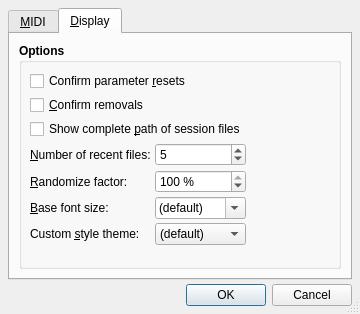
The window that src/qxgeditOptionsForm.ui (rncbc/qxgedit) describes before a commit, drawn with Qt 5.
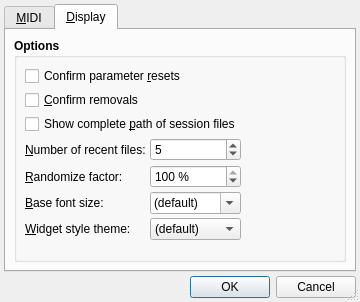
The same window after the commit. The open tabs and pages were chosen to show the change. Icons and pictures are not drawn.

Commit message: - In a glance, all GUI toolbox pages converted into tabs.

The edit to the form file:
```diff
--- a/src/qxgeditOptionsForm.ui
+++ b/src/qxgeditOptionsForm.ui
@@ -44,7 +44,7 @@
     <number>4</number>
    </property>
    <property name="margin">
-    <number>8</number>
+    <number>4</number>
    </property>
    <item>
     <widget class="QTabWidget" name="OptionsTabWidget">
@@ -59,12 +59,6 @@
        <string>&amp;MIDI</string>
       </attribute>
       <layout class="QVBoxLayout">
-       <property name="spacing">
-        <number>6</number>
-       </property>
-       <property name="margin">
-        <number>9</number>
-       </property>
        <item>
         <widget class="QGroupBox" name="MidiInputGroupBox">
          <property name="font">
@@ -146,12 +140,6 @@
        <string>&amp;Display</string>
       </attribute>
       <layout class="QVBoxLayout">
-       <property name="spacing">
-        <number>6</number>
-       </property>
-       <property name="margin">
-        <number>9</number>
-       </property>
        <item>
         <widget class="QGroupBox" name="OptionsGroupBox">
          <property name="font">
@@ -388,7 +376,7 @@
              </font>
             </property>
             <property name="text">
-             <string>Custom &amp;style theme:</string>
+             <string>&amp;Widget style theme:</string>
             </property>
             <property name="buddy">
              <cstring>StyleThemeComboBox</cstring>
```
The commit also changes 6 other files.
